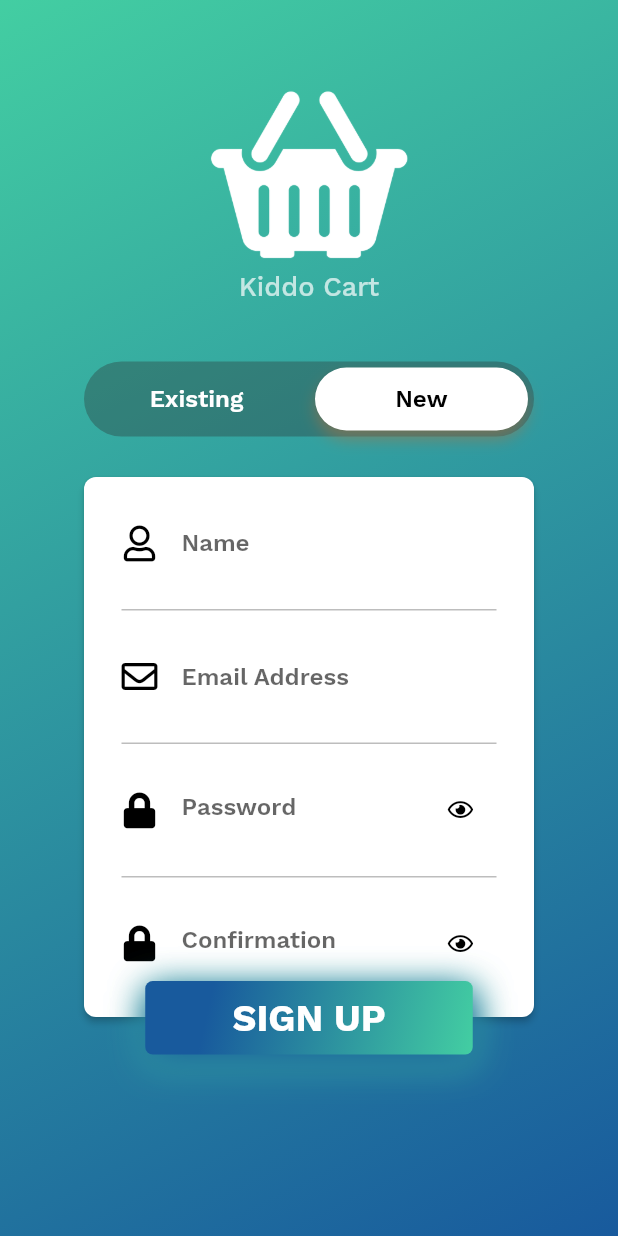
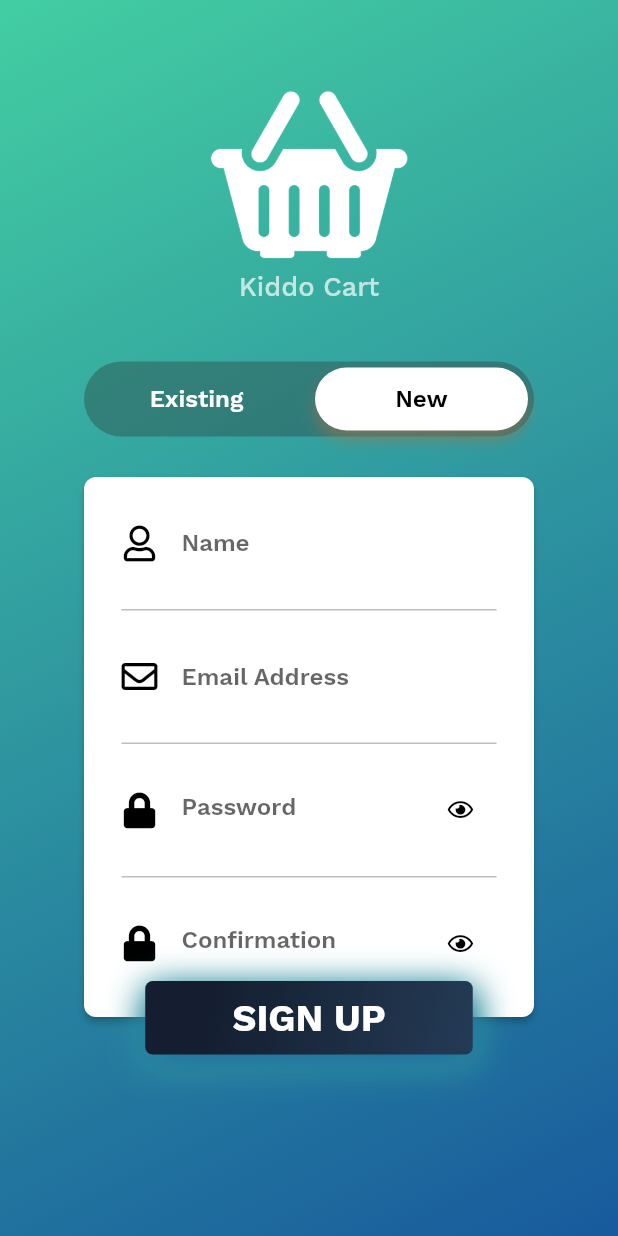
Before and after one commit to wisekiddo/kiddo_cart, a Flutter app: the screen it shows after launch, swiped to page 2, on a phone screen of 412 x 824 dp. Run offline on Flutter 3.47's test engine with Material 2 defaults, Android fonts, the phone set to English and light mode, and no system bars; our stand-ins replace flutter_svg, font_awesome_flutter; project files that could hold a hidden picture were left out.

Commit message:
updated signup button

```diff
--- a/lib/features/login/LoginPage.dart
+++ b/lib/features/login/LoginPage.dart
@@ -643,8 +643,8 @@ class _LoginPageState extends State<LoginPage>
                   ],
                   gradient: new LinearGradient(
                       colors: [
-                        Theme.Colors.loginGradientEnd,
-                        Theme.Colors.loginGradientStart
+                        Theme.Colors.loginButtonStart,
+                        Theme.Colors.loginButtonEnd
                       ],
                       begin: const FractionalOffset(0.2, 0.2),
                       end: const FractionalOffset(1.0, 1.0),
```
